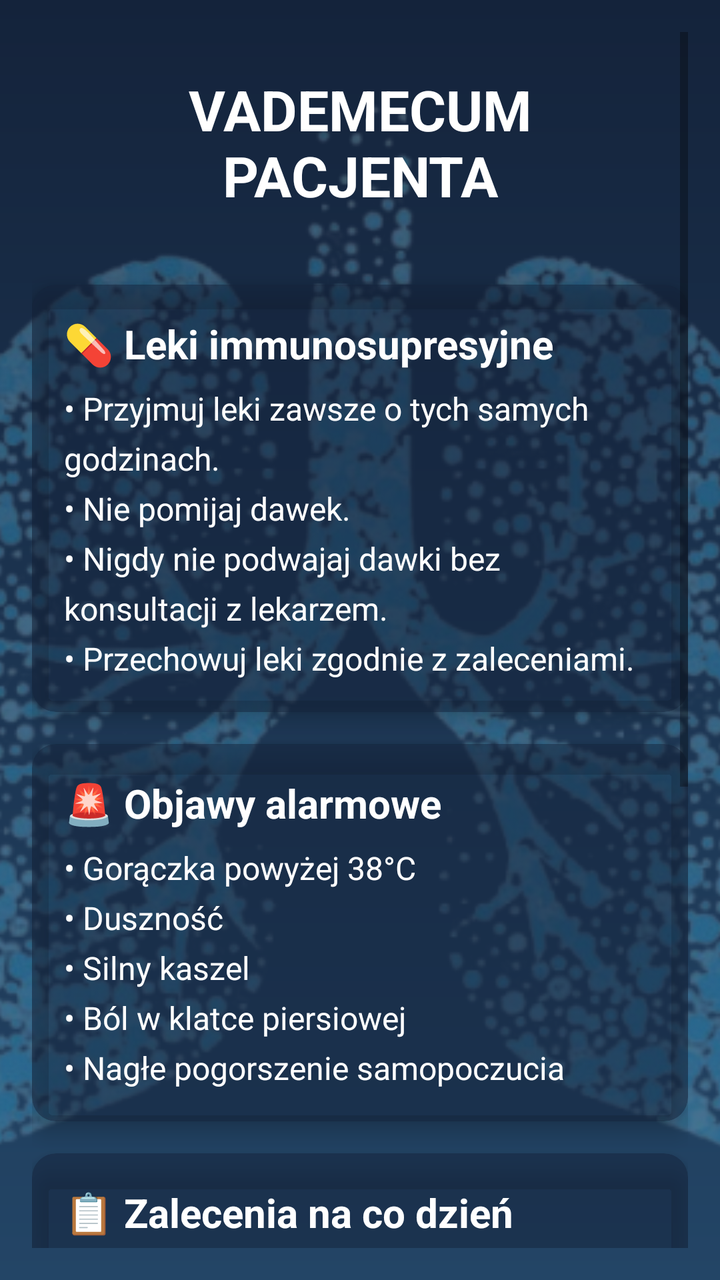
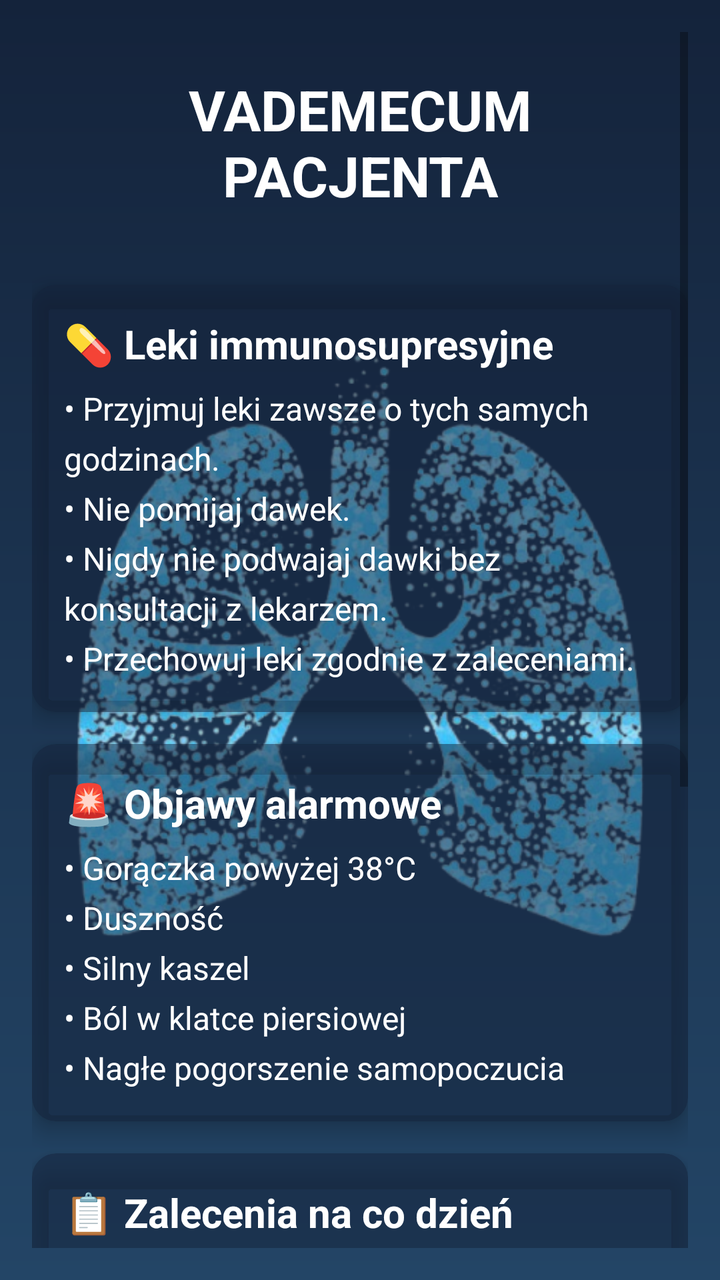

Before-and-after screenshots of an Android layout around one commit, followed by the original layout XML and the change that was made.
<!-- AndroidManifest.xml: application theme Theme.MyApplication -->
<!-- res/layout/activity_vademecum.xml -->
<?xml version="1.0" encoding="utf-8"?>
<FrameLayout xmlns:android="http://schemas.android.com/apk/res/android"
    xmlns:app="http://schemas.android.com/apk/res-auto"
    xmlns:tools="http://schemas.android.com/tools"
    android:layout_width="match_parent"
    android:layout_height="match_parent"
    android:background="@drawable/gradient_bg"
    tools:context=".VademecumActivity">
t
    
    <ImageView
        android:id="@+id/lungsBackground"
        android:layout_width="match_parent"
        android:layout_height="match_parent"
        android:src="@drawable/lungs"
        android:alpha="0.3"
        android:scaleType="centerCrop" />

    
    <ScrollView
        android:layout_width="match_parent"
        android:layout_height="match_parent"
        android:padding="16dp">

        <LinearLayout
            android:layout_width="match_parent"
            android:layout_height="wrap_content"
            android:orientation="vertical">

            
            <TextView
                android:id="@+id/tvTitle"
                android:layout_width="match_parent"
                android:layout_height="wrap_content"
                android:gravity="center"
                android:padding="20dp"
                android:text="VADEMECUM PACJENTA"
                android:textColor="@android:color/white"
                android:textSize="28sp"
                android:textStyle="bold" />

            
            <androidx.cardview.widget.CardView
                android:layout_width="match_parent"
                android:layout_height="wrap_content"
                android:layout_marginTop="16dp"
                app:cardCornerRadius="12dp"
                app:cardElevation="6dp"
                app:cardBackgroundColor="#8014233B">

                <LinearLayout
                    android:layout_width="match_parent"
                    android:layout_height="wrap_content"
                    android:orientation="vertical"
                    android:padding="16dp">

                    <TextView
                        android:layout_width="match_parent"
                        android:layout_height="wrap_content"
                        android:text="💊 Leki immunosupresyjne"
                        android:textColor="@android:color/white"
                        android:textSize="20sp"
                        android:textStyle="bold" />

                    <TextView
                        android:layout_width="match_parent"
                        android:layout_height="wrap_content"
                        android:layout_marginTop="8dp"
                        android:lineSpacingExtra="6dp"
                        android:text="• Przyjmuj leki zawsze o tych samych godzinach.\n• Nie pomijaj dawek.\n• Nigdy nie podwajaj dawki bez konsultacji z lekarzem.\n• Przechowuj leki zgodnie z zaleceniami."
                        android:textColor="@android:color/white"
                        android:textSize="16sp" />

                </LinearLayout>
            </androidx.cardview.widget.CardView>

            
            <androidx.cardview.widget.CardView
                android:layout_width="match_parent"
                android:layout_height="wrap_content"
                android:layout_marginTop="16dp"
                app:cardCornerRadius="12dp"
                app:cardElevation="6dp"
                app:cardBackgroundColor="#8014233B">

                <LinearLayout
                    android:layout_width="match_parent"
                    android:layout_height="wrap_content"
                    android:orientation="vertical"
                    android:padding="16dp">

                    <TextView
                        android:layout_width="match_parent"
                        android:layout_height="wrap_content"
                        android:text="🚨 Objawy alarmowe"
                        android:textColor="@android:color/white"
                        android:textSize="20sp"
                        android:textStyle="bold" />

                    <TextView
                        android:layout_width="match_parent"
                        android:layout_height="wrap_content"
                        android:layout_marginTop="8dp"
                        android:lineSpacingExtra="6dp"
                        android:text="• Gorączka powyżej 38°C\n• Duszność\n• Silny kaszel\n• Ból w klatce piersiowej\n• Nagłe pogorszenie samopoczucia"
                        android:textColor="@android:color/white"
                        android:textSize="16sp" />
                </LinearLayout>
            </androidx.cardview.widget.CardView>

            
            <androidx.cardview.widget.CardView
                android:layout_width="match_parent"
                android:layout_height="wrap_content"
                android:layout_marginTop="16dp"
                app:cardCornerRadius="12dp"
                app:cardElevation="6dp"
                app:cardBackgroundColor="#8014233B">

                <LinearLayout
                    android:layout_width="match_parent"
                    android:layout_height="wrap_content"
                    android:orientation="vertical"
                    android:padding="16dp">

                    <TextView
                        android:layout_width="match_parent"
                        android:layout_height="wrap_content"
                        android:text="📋 Zalecenia na co dzień"
                        android:textColor="@android:color/white"
                        android:textSize="20sp"
                        android:textStyle="bold" />

                    <TextView
                        android:layout_width="match_parent"
                        android:layout_height="wrap_content"
                        android:layout_marginTop="8dp"
                        android:lineSpacingExtra="6dp"
                        android:text="• Regularne pomiary temperatury\n• Kontroluj wagę\n• Pij odpowiednią ilość płynów\n• Unikaj dużych skupisk ludzi\n• Przestrzegaj zasad higieny"
                        android:textColor="@android:color/white"
                        android:textSize="16sp" />
                </LinearLayout>
            </androidx.cardview.widget.CardView>

            
            <androidx.cardview.widget.CardView
                android:layout_width="match_parent"
                android:layout_height="wrap_content"
                android:layout_marginTop="16dp"
                android:layout_marginBottom="24dp"
                app:cardCornerRadius="12dp"
                app:cardElevation="6dp"
                app:cardBackgroundColor="#8014233B">

                <LinearLayout
                    android:layout_width="match_parent"
                    android:layout_height="wrap_content"
                    android:orientation="vertical"
                    android:padding="16dp">

                    <TextView
                        android:layout_width="match_parent"
                        android:layout_height="wrap_content"
                        android:text="📞 Kontakt alarmowy"
                        android:textColor="@android:color/white"
                        android:textSize="20sp"
                        android:textStyle="bold" />

                    <TextView
                        android:layout_width="match_parent"
                        android:layout_height="wrap_content"
                        android:layout_marginTop="8dp"
                        android:lineSpacingExtra="6dp"
                        android:text="W razie nagłych objawów natychmiast zadzwoń na numer alarmowy 112 lub skontaktuj się z ośrodkiem przeszczepowym."
                        android:textColor="@android:color/white"
                        android:textSize="16sp" />

                    <Button
                        android:layout_width="match_parent"
                        android:layout_height="50dp"
                        android:layout_marginTop="12dp"
                        android:text="ZADZWOŃ 112"
                        android:textColor="@android:color/white"
                        android:textStyle="bold"
                        android:textSize="16sp"
                        android:background="@drawable/button_bg" />
                </LinearLayout>
            </androidx.cardview.widget.CardView>

        </LinearLayout>
    </ScrollView>

</FrameLayout>
<!-- resources referenced by this layout -->
<resources>
  <!-- drawable button_bg (drawable) -->
  <?xml version="1.0" encoding="utf-8"?>
  <ripple xmlns:android="http://schemas.android.com/apk/res/android"
      android:color="#33FFFFFF">
  
      <item>
          <shape android:shape="rectangle">
              <corners android:radius="30dp"/>
              <gradient
                  android:startColor="#3A86FF"
                  android:endColor="#00C6FF"
                  android:angle="0"/>
              <padding
                  android:left="16dp"
                  android:top="10dp"
                  android:right="16dp"
                  android:bottom="10dp"/>
          </shape>
      </item>
  </ripple>
  <!-- drawable gradient_bg (drawable) -->
  <?xml version="1.0" encoding="utf-8"?>
  <shape xmlns:android="http://schemas.android.com/apk/res/android"
      android:shape="rectangle">
  
      <gradient
          android:startColor="#14233B"
          android:endColor="#234566"
          android:angle="270" />
  </shape>
  <!-- drawable lungs: png bitmap (drawable, 315991 bytes) -->
  <style name="Theme.MyApplication" parent="Theme.MaterialComponents.DayNight.DarkActionBar">
          
          <item name="colorPrimary">@color/purple_500</item>
          <item name="colorPrimaryVariant">@color/purple_700</item>
          <item name="colorOnPrimary">@color/white</item>
          
          <item name="colorSecondary">@color/teal_200</item>
          <item name="colorSecondaryVariant">@color/teal_700</item>
          <item name="colorOnSecondary">@color/black</item>
          
          <item name="android:statusBarColor">?attr/colorPrimaryVariant</item>
          
      </style>
  <color name="purple_500">#FF6200EE</color>
  <color name="purple_700">#FF3700B3</color>
  <color name="white">#FFFFFFFF</color>
  <color name="teal_200">#FF03DAC5</color>
  <color name="teal_700">#FF018786</color>
  <color name="black">#FF000000</color>
</resources>

<!-- the commit's change to res/layout/activity_vademecum.xml (unified diff, before → after) -->
@@ -6,15 +6,16 @@
     android:layout_height="match_parent"
     android:background="@drawable/gradient_bg"
     tools:context=".VademecumActivity">
-t
+
     
     <ImageView
-        android:id="@+id/lungsBackground"
+        android:id="@+id/lungsImage"
         android:layout_width="match_parent"
         android:layout_height="match_parent"
-        android:src="@drawable/lungs"
-        android:alpha="0.3"
-        android:scaleType="centerCrop" />
+        android:adjustViewBounds="true"
+        android:contentDescription="@string/lungs"
+        android:scaleType="fitCenter"
+        android:src="@drawable/lungs" />
 
     
     <ScrollView
<!-- resource entries referenced after the edit -->
@@ -31,6 +31,7 @@
           android:angle="270" />
   </shape>
   <!-- drawable lungs: png bitmap (drawable, 315991 bytes) -->
+  <string name="lungs">Obraz płuc</string>
   <style name="Theme.MyApplication" parent="Theme.MaterialComponents.DayNight.DarkActionBar">
           
           <item name="colorPrimary">@color/purple_500</item>
